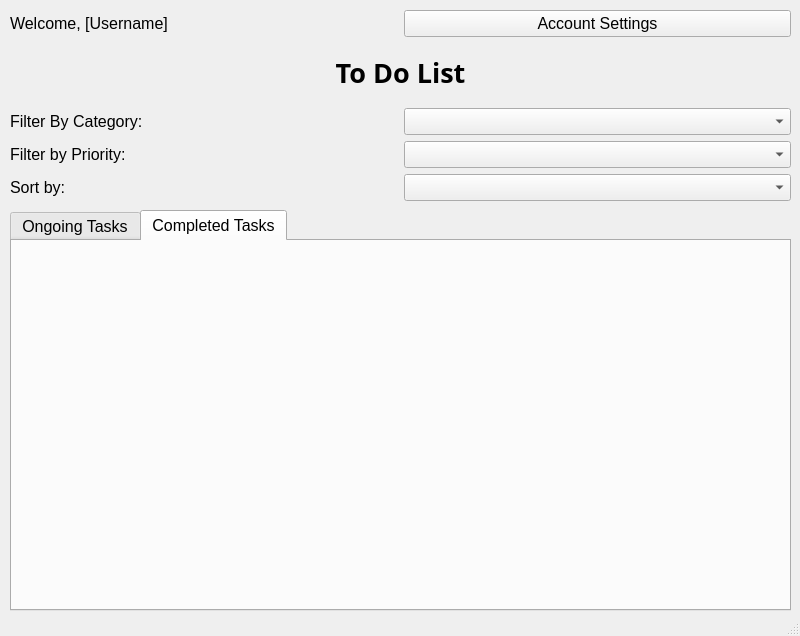
This is frontend/todolist_window.ui in jtmedalla/cmsc128-Lab1_CRUD_Medalla as Qt 5 draws it before an edit. The edited form follows.
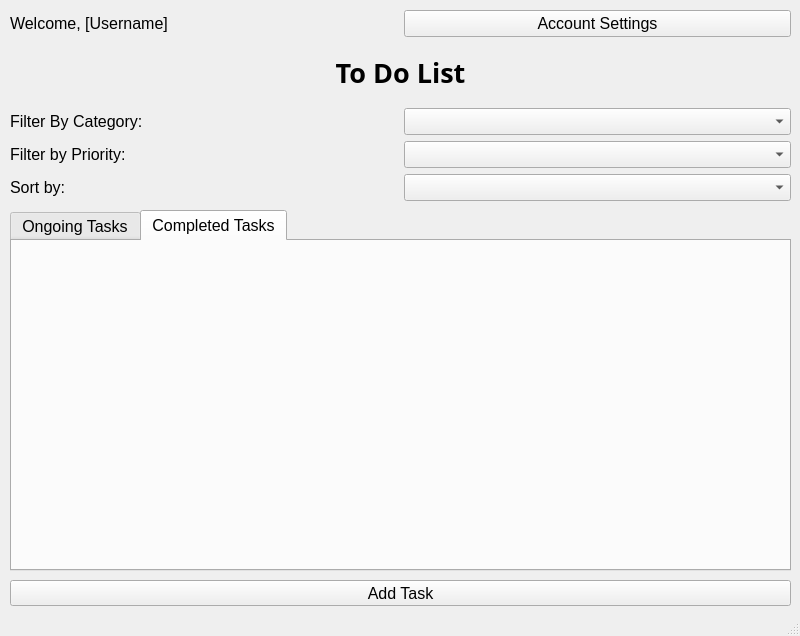
This is the edited form. The open tabs and pages were chosen to show the change.

Commit message:
feat: implement task display with the new UI framework
implement methods in API to display tasks

What changed in the file:
```diff
--- a/frontend/todolist_window.ui
+++ b/frontend/todolist_window.ui
@@ -147,7 +147,7 @@
       <x>10</x>
       <y>210</y>
       <width>781</width>
-      <height>401</height>
+      <height>361</height>
      </rect>
     </property>
     <property name="font">
@@ -165,11 +165,27 @@
      </attribute>
     </widget>
     <widget class="QWidget" name="tab_completed_tasks">
+     <property name="layoutDirection">
+      <enum>Qt::LayoutDirection::LeftToRight</enum>
+     </property>
      <attribute name="title">
       <string>Completed Tasks</string>
      </attribute>
     </widget>
    </widget>
+   <widget class="QPushButton" name="btn_add_task">
+    <property name="geometry">
+     <rect>
+      <x>10</x>
+      <y>580</y>
+      <width>781</width>
+      <height>26</height>
+     </rect>
+    </property>
+    <property name="text">
+     <string>Add Task</string>
+    </property>
+   </widget>
   </widget>
   <widget class="QStatusBar" name="statusbar"/>
  </widget>
```
Left out of the diff: 2 changed lines with no effect on the pictures. The commit also changes 9 other files.
